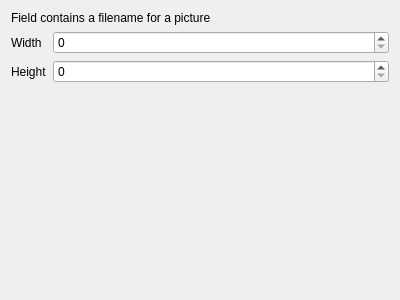
Before: the Qt Designer form src/ui/editorwidgets/qgsphotoconfigdlgbase.ui in daveisfera/QGIS, drawn with Qt 5.
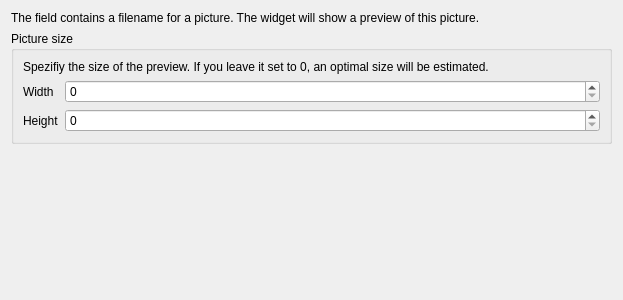
After: the same form once the commit is applied.

```diff
--- a/src/ui/editorwidgets/qgsphotoconfigdlgbase.ui
+++ b/src/ui/editorwidgets/qgsphotoconfigdlgbase.ui
@@ -6,7 +6,7 @@
    <rect>
     <x>0</x>
     <y>0</y>
-    <width>400</width>
+    <width>623</width>
     <height>300</height>
    </rect>
   </property>
@@ -14,13 +14,25 @@
    <string>Form</string>
   </property>
   <layout class="QFormLayout" name="formLayout">
+   <property name="fieldGrowthPolicy">
+    <enum>QFormLayout::AllNonFixedFieldsGrow</enum>
+   </property>
    <item row="0" column="0" colspan="2">
     <widget class="QLabel" name="pictureOrUrlLabel">
      <property name="text">
-      <string notr="true">Field contains a filename for a picture</string>
+      <string notr="true">The field contains a filename for a picture. The widget will show a preview of this picture.</string>
+     </property>
+     <property name="wordWrap">
+      <bool>true</bool>
      </property>
     </widget>
    </item>
+   <item row="1" column="0" colspan="2">
+    <widget class="QGroupBox" name="groupBox">
+     <property name="title">
+      <string>Picture size</string>
+     </property>
+     <layout class="QFormLayout" name="formLayout_2">
    <item row="1" column="0">
     <widget class="QLabel" name="label_12">
      <property name="text">
@@ -53,6 +65,19 @@
      <property name="maximum">
       <number>10000</number>
      </property>
+       </widget>
+      </item>
+      <item row="0" column="0" colspan="2">
+       <widget class="QLabel" name="label">
+        <property name="text">
+         <string>Spezifiy the size of the preview. If you leave it set to 0, an optimal size will be estimated.</string>
+        </property>
+        <property name="wordWrap">
+         <bool>true</bool>
+        </property>
+       </widget>
+      </item>
+     </layout>
     </widget>
    </item>
   </layout>
```
Left out of the diff: 2 changed lines with no effect on the pictures. Lines whose indentation alone changed are shown as unchanged.
